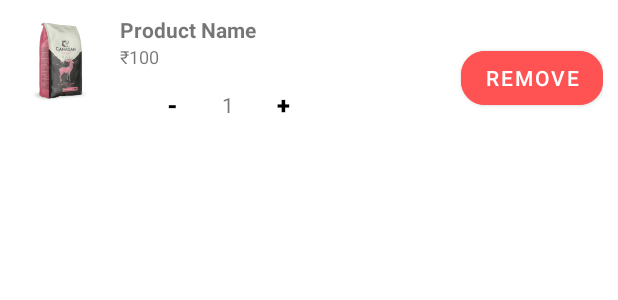
After one commit to Paw-Fins/PawsAndFins, an Android app: the layout cart_item.xml on its own in the app's theme, with its tools: preview values and no code run, on a phone screen of 412 x 824 dp. The commit adds this screen. Shown: the top 300 px of the screen. Run offline under Robolectric (Android 15) with nearby library versions, the phone set to English and light mode, and no system bars.

Commit message:
with cart working

```diff
--- /dev/null
+++ b/app/src/main/res/layout/cart_item.xml
@@ -0,0 +1,86 @@
+<?xml version="1.0" encoding="utf-8"?>
+<LinearLayout xmlns:android="http://schemas.android.com/apk/res/android"
+    xmlns:app="http://schemas.android.com/apk/res-auto"
+    xmlns:androidx="http://schemas.android.com/apk/res/androidx"
+    android:layout_width="match_parent"
+    android:layout_height="wrap_content"
+    android:orientation="horizontal"
+    android:padding="10dp"
+    android:layout_marginBottom="10dp">
+
+    <ImageView
+        android:id="@+id/productImage"
+        android:layout_width="60dp"
+        android:layout_height="60dp"
+        android:layout_marginEnd="10dp"
+        android:src="@drawable/dummy_product" />
+
+    <LinearLayout
+        android:orientation="vertical"
+        android:layout_width="0dp"
+        android:layout_height="wrap_content"
+        android:layout_weight="1">
+
+        <TextView
+            android:id="@+id/productName"
+            android:layout_width="wrap_content"
+            android:layout_height="wrap_content"
+            android:text="Product Name"
+            android:textSize="14sp"
+            android:textStyle="bold" />
+
+        <TextView
+            android:id="@+id/productPrice"
+            android:layout_width="wrap_content"
+            android:layout_height="wrap_content"
+            android:text="₹100"
+            android:textSize="12sp" />
+
+        <LinearLayout
+            android:orientation="horizontal"
+            android:layout_width="wrap_content"
+            android:layout_height="wrap_content">
+
+            <com.google.android.material.button.MaterialButton
+                android:id="@+id/minusButton"
+                android:layout_width="50dp"
+                android:layout_height="wrap_content"
+                android:text="-"
+                android:layout_marginLeft="10dp"
+                android:textSize="16sp"
+                android:textStyle="bold"
+                android:background="@android:color/transparent"
+                android:textColor="@android:color/black" />
+
+            <TextView
+                android:id="@+id/productQuantity"
+                android:layout_width="wrap_content"
+                android:layout_height="wrap_content"
+                android:text="1"
+                android:layout_gravity="center_vertical"
+                android:paddingHorizontal="8dp" />
+
+            <com.google.android.material.button.MaterialButton
+                android:id="@+id/plusButton"
+                android:layout_width="50dp"
+                android:layout_height="wrap_content"
+                android:background="@android:color/transparent"
+                android:text="+"
+                android:textColor="@android:color/black"
+                android:textSize="16sp"
+                android:textStyle="bold" />
+        </LinearLayout>
+    </LinearLayout>
+    <com.google.android.material.button.MaterialButton
+        android:id="@+id/removeButton"
+        android:layout_width="wrap_content"
+        android:layout_height="wrap_content"
+        android:layout_gravity="center_vertical"
+        android:layout_marginStart="10dp"
+        android:backgroundTint="#FF5252"
+        app:cornerRadius="16dp"
+        android:text="Remove"
+        android:textColor="@android:color/white"
+        app:backgroundTintMode="add" />
+
+</LinearLayout>
```
Also changed, not shown: app/src/main/java/com/example/myapp/CartFragment.kt (added, +163 -0 lines), app/src/main/java/com/example/myapp/MainActivity.kt (+4 -4 lines), app/src/main/java/com/example/myapp/home_screen.kt (+75 -6 lines), app/src/main/res/layout/fragment_cart.xml (added, +31 -0 lines), app/src/main/res/layout/fragment_home_screen.xml (+16 -7 lines), app/src/main/res/layout/product_card.xml (+36 -29 lines).
